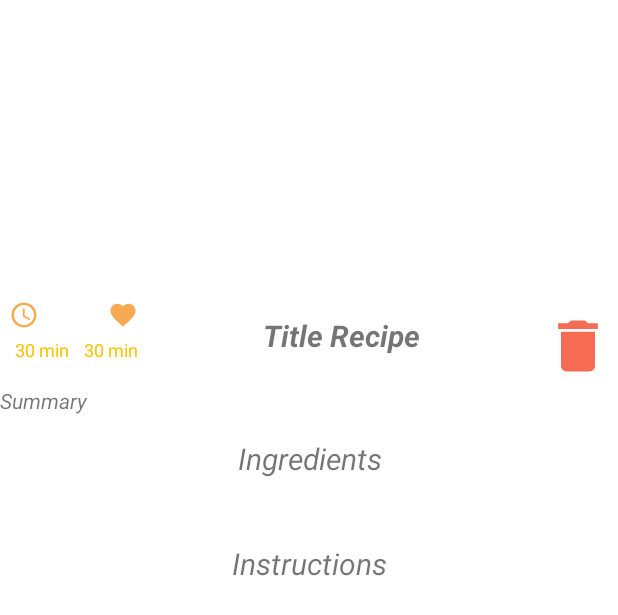
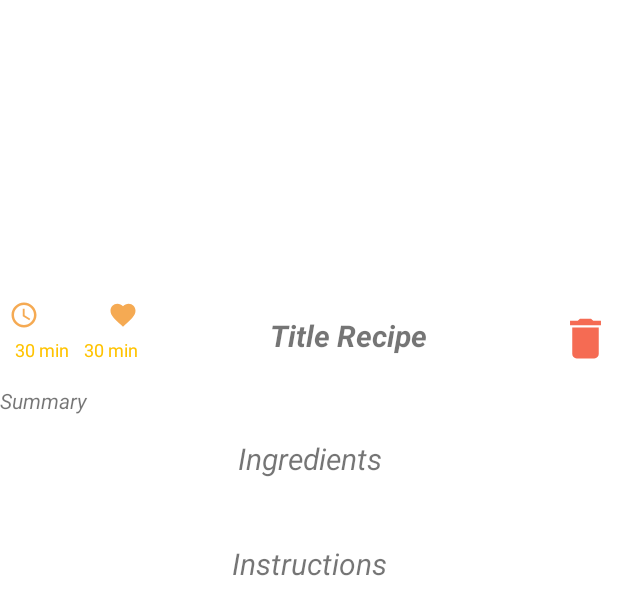
Before and after one commit to IgorBr777/Recipes_App_TMS, an Android app: the layout fragment_favorite_recipe_details.xml on its own in the app's theme, with its tools: preview values and no code run, on a phone screen of 412 x 824 dp. Shown: the top 615 px of the screen. Run offline under Robolectric (Android 15) with nearby library versions, the phone set to English and light mode, and no system bars.

Commit message:
fixed code layout

```diff
--- a/app/src/main/res/layout/fragment_favorite_recipe_details.xml
+++ b/app/src/main/res/layout/fragment_favorite_recipe_details.xml
@@ -152,8 +152,8 @@
 
         <com.google.android.material.imageview.ShapeableImageView
             android:id="@+id/btn_delete_fav_recipe_details"
-            android:layout_width="45dp"
-            android:layout_height="45dp"
+            android:layout_width="35dp"
+            android:layout_height="35dp"
             android:layout_marginTop="8dp"
             android:layout_marginEnd="4dp"
             android:background="@drawable/ic_baseline_delete_fav_recipe_details"
--- a/app/src/main/res/layout/item_favorite_recipe.xml
+++ b/app/src/main/res/layout/item_favorite_recipe.xml
@@ -32,7 +32,7 @@
 
         <com.google.android.material.textview.MaterialTextView
             android:id="@+id/summary_fav_recipe"
-            android:layout_width="306dp"
+            android:layout_width="280dp"
             android:layout_height="60dp"
             android:layout_marginStart="8dp"
             android:layout_marginTop="8dp"
--- a/app/src/main/res/layout/item_recipe.xml
+++ b/app/src/main/res/layout/item_recipe.xml
@@ -33,7 +33,7 @@
 
         <com.google.android.material.textview.MaterialTextView
             android:id="@+id/summary_recipe"
-            android:layout_width="306dp"
+            android:layout_width="280dp"
             android:layout_height="60dp"
             android:layout_marginStart="8dp"
             android:layout_marginTop="8dp"
@@ -47,7 +47,7 @@
             android:textStyle="italic"
             app:layout_constraintBottom_toBottomOf="parent"
             app:layout_constraintEnd_toStartOf="@+id/image_time"
-            app:layout_constraintHorizontal_bias="1.0"
+            app:layout_constraintHorizontal_bias="0.571"
             app:layout_constraintStart_toStartOf="parent"
             app:layout_constraintTop_toBottomOf="@+id/title_recipe"
             app:layout_constraintVertical_bias="0.0" />
```
